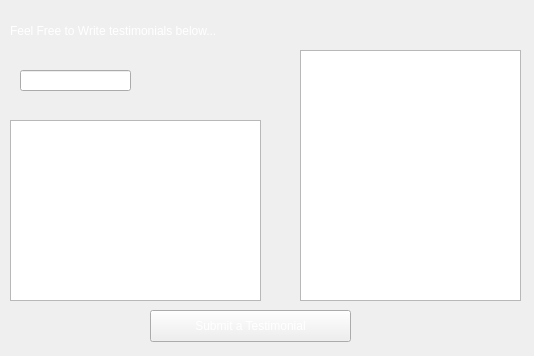
The window that CS1C-Project-Master/testimonial.ui (AustinVaday/CS1C-Class-Project) describes before a commit, drawn with Qt 5.
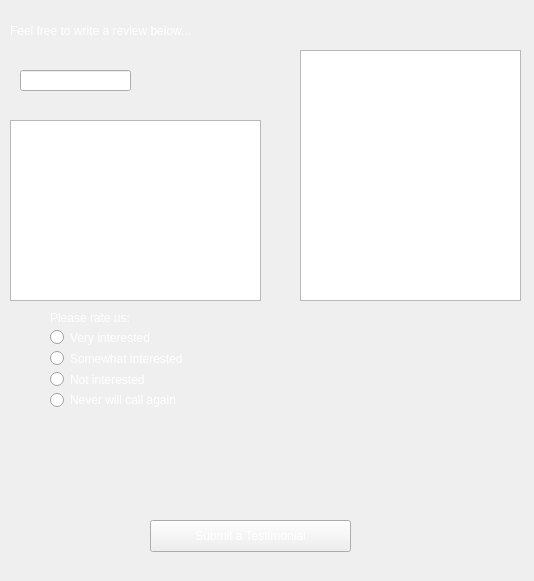
The same window after the commit. Icons and pictures are not drawn.

Commit message: Fixed Annie's 'testimonials' -> converted to 'reviews'

```diff
--- a/CS1C-Project-Master/testimonial.ui
+++ b/CS1C-Project-Master/testimonial.ui
@@ -10,14 +10,14 @@
     <x>0</x>
     <y>0</y>
     <width>534</width>
-    <height>356</height>
+    <height>581</height>
    </rect>
   </property>
   <property name="windowTitle">
    <string>Form</string>
   </property>
   <property name="autoFillBackground">
-   <bool>true</bool>
+   <bool>false</bool>
   </property>
   <property name="styleSheet">
    <string notr="true">background-image: url(:/Resources/night.jpg);</string>
@@ -26,7 +26,7 @@
    <property name="geometry">
     <rect>
      <x>150</x>
-     <y>310</y>
+     <y>520</y>
      <width>201</width>
      <height>32</height>
     </rect>
@@ -73,7 +73,7 @@
     <rect>
      <x>10</x>
      <y>10</y>
-     <width>271</width>
+     <width>361</width>
      <height>41</height>
     </rect>
    </property>
@@ -82,7 +82,7 @@
 color: white;</string>
    </property>
    <property name="text">
-    <string>Feel Free to Write testimonials below...</string>
+    <string>Feel free to write a review below...</string>
    </property>
   </widget>
   <widget class="QLineEdit" name="nameLine">
@@ -105,6 +105,75 @@
     <string>Enter Name:</string>
    </property>
   </widget>
+  <widget class="QLabel" name="label_2">
+   <property name="geometry">
+    <rect>
+     <x>50</x>
+     <y>310</y>
+     <width>111</width>
+     <height>16</height>
+    </rect>
+   </property>
+   <property name="styleSheet">
+    <string notr="true">color:
+rgb(255, 255, 255)</string>
+   </property>
+   <property name="text">
+    <string>Please rate us: </string>
+   </property>
+  </widget>
+  <widget class="QWidget" name="">
+   <property name="geometry">
+    <rect>
+     <x>50</x>
+     <y>330</y>
+     <width>158</width>
+     <height>77</height>
+    </rect>
+   </property>
+   <layout class="QVBoxLayout" name="verticalLayout">
+    <item>
+     <widget class="QRadioButton" name="veryInterested">
+      <property name="styleSheet">
+       <string notr="true">color: rgb(255, 255, 255)</string>
+      </property>
+      <property name="text">
+       <string>Very interested</string>
+      </property>
+     </widget>
+    </item>
+    <item>
+     <widget class="QRadioButton" name="somewhatInterested">
+      <property name="styleSheet">
+       <string notr="true">color: rgb(255, 255, 255)</string>
+      </property>
+      <property name="text">
+       <string>Somewhat interested</string>
+      </property>
+     </widget>
+    </item>
+    <item>
+     <widget class="QRadioButton" name="notInterested">
+      <property name="styleSheet">
+       <string notr="true">color: rgb(255, 255, 255)</string>
+      </property>
+      <property name="text">
+       <string>Not interested</string>
+      </property>
+     </widget>
+    </item>
+    <item>
+     <widget class="QRadioButton" name="neverCallAgain">
+      <property name="styleSheet">
+       <string notr="true">color: rgb(255, 255, 255)</string>
+      </property>
+      <property name="text">
+       <string>Never will call again</string>
+      </property>
+     </widget>
+    </item>
+   </layout>
+  </widget>
  </widget>
  <resources/>
  <connections/>
```
The commit also changes 7 other files.
